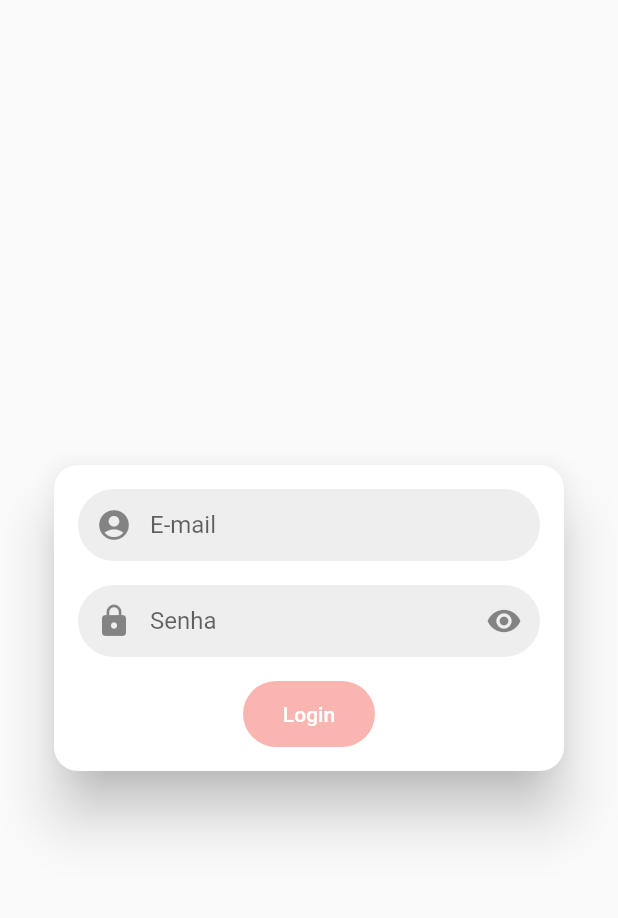
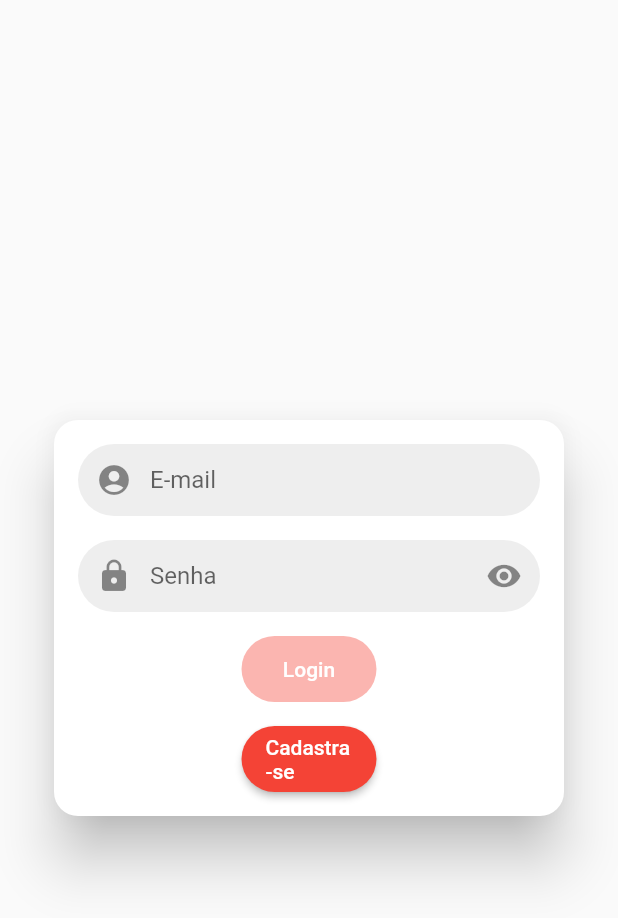
Before and after one commit to leandrorochaadm/wk-frontend-flutter, a Flutter app: the screen it shows after launch, on a phone screen of 412 x 824 dp. Shown: the top 918 px of the screen. Run offline on Flutter 3.47's test engine with Material 2 defaults, Android fonts, the phone set to English and light mode, and no system bars; our stand-ins replace dio, flutter_mobx, mobx; generated files the repository leaves out were written again; network calls fail.

Commit message:
botão cadastrar na tela login

```diff
--- a/lib/login/login_page.dart
+++ b/lib/login/login_page.dart
@@ -2,6 +2,7 @@ import 'package:flutter/material.dart';
 import 'package:flutter_mobx/flutter_mobx.dart';
 import 'package:mobx/mobx.dart';
 import 'package:provider/provider.dart';
+import 'package:wk/usuario/usuario_page_crud.dart';
 import 'package:wk/usuario/usuario_page_list.dart';
 
 import 'custom_icon_button.dart';
@@ -87,6 +88,7 @@ class _LoginPageState extends State<LoginPage> {
                       builder: (_) {
                         return SizedBox(
                           height: 44,
+                          width: 90,
                           child: RaisedButton(
                             shape: RoundedRectangleBorder(
                               borderRadius: BorderRadius.circular(32),
@@ -105,7 +107,27 @@ class _LoginPageState extends State<LoginPage> {
                           ),
                         );
                       },
-                    )
+                    ),
+                    const SizedBox(
+                      height: 16,
+                    ),
+                    SizedBox(
+                      width: 90,
+                      height: 44,
+                      child: RaisedButton(
+                        shape: RoundedRectangleBorder(
+                          borderRadius: BorderRadius.circular(32),
+                        ),
+                        child: Text('Cadastra-se'),
+                        color: Theme.of(context).primaryColor,
+                        disabledColor:
+                            Theme.of(context).primaryColor.withAlpha(100),
+                        textColor: Colors.white,
+                        onPressed: () {
+                          Navigator.of(context).pushNamed(UsuarioPageCrud.tag);
+                        },
+                      ),
+                    ),
                   ],
                 ),
               )),
```
Also changed, not shown: assets/img/logo.png (added).
